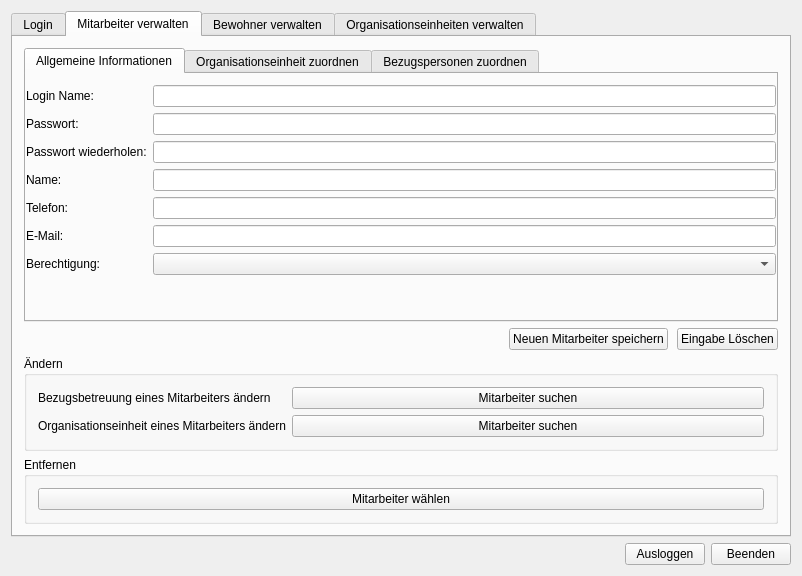
Before: the Qt Designer form AdminDialog/admindialog.ui in Robotregent/EBP, drawn with Qt 5.
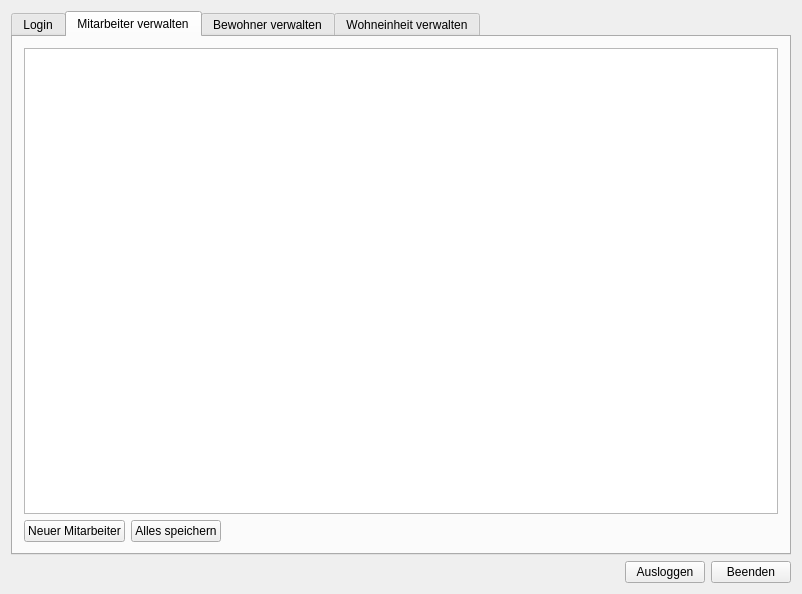
After: the same form once the commit is applied. The open tabs and pages were chosen to show the change. Icons and pictures are not drawn.

Commit message: AdminDialog auf zurück gesetzt. Neues Konzept: TabelViews für MA, BW und WE. Änderungen und Löscheungen können direkt in der jeweiligen Tabelle gemacht werden. Neue MA/BW/WE sollen über PoUps eingetragen werden.

```diff
--- a/AdminDialog/admindialog.ui
+++ b/AdminDialog/admindialog.ui
@@ -7,7 +7,7 @@
     <x>0</x>
     <y>0</y>
     <width>802</width>
-    <height>576</height>
+    <height>594</height>
    </rect>
   </property>
   <property name="windowTitle">
@@ -121,174 +121,26 @@
         <attribute name="title">
          <string>Mitarbeiter verwalten</string>
         </attribute>
-        <layout class="QVBoxLayout" name="verticalLayout_13" stretch="0,0,0,0">
+        <layout class="QVBoxLayout" name="verticalLayout_13" stretch="0,0">
          <item>
-          <widget class="QTabWidget" name="MAHinzufuegen">
-           <property name="currentIndex">
-            <number>2</number>
-           </property>
-           <widget class="QWidget" name="tab_MA_A">
-            <attribute name="title">
-             <string>Allgemeine Informationen</string>
-            </attribute>
-            <layout class="QVBoxLayout" name="verticalLayout_7" stretch="1">
-             <property name="spacing">
-              <number>0</number>
-             </property>
-             <property name="leftMargin">
-              <number>0</number>
-             </property>
-             <property name="rightMargin">
-              <number>0</number>
-             </property>
-             <item>
-              <layout class="QHBoxLayout" name="horizontalLayout_8">
-               <property name="spacing">
-                <number>9</number>
-               </property>
-               <item>
-                <layout class="QFormLayout" name="formLayout_3">
-                 <property name="fieldGrowthPolicy">
-                  <enum>QFormLayout::AllNonFixedFieldsGrow</enum>
-                 </property>
-                 <item row="0" column="0">
-                  <widget class="QLabel" name="loginNameLabel_2">
-                   <property name="text">
-                    <string>Login Name:</string>
-                   </property>
-                   <property name="buddy">
-                    <cstring>loginNameLineEdit_2</cstring>
-                   </property>
-                  </widget>
-                 </item>
-                 <item row="0" column="1">
-                  <widget class="QLineEdit" name="loginNameLineEdit_2"/>
-                 </item>
-                 <item row="1" column="0">
-                  <widget class="QLabel" name="passwortLabel_2">
-                   <property name="text">
-                    <string>Passwort:</string>
-                   </property>
-                   <property name="buddy">
-                    <cstring>passwortLineEdit_2</cstring>
-                   </property>
-                  </widget>
-                 </item>
-                 <item row="1" column="1">
-                  <widget class="QLineEdit" name="passwortLineEdit_2"/>
-                 </item>
-                 <item row="2" column="0">
-                  <widget class="QLabel" name="passwortWiederholenLabel">
-                   <property name="text">
-                    <string>Passwort wiederholen:</string>
-                   </property>
-                   <property name="buddy">
-                    <cstring>passwortWiederholenLineEdit</cstring>
-                   </property>
-                  </widget>
-                 </item>
-                 <item row="2" column="1">
-                  <widget class="QLineEdit" name="passwortWiederholenLineEdit"/>
-                 </item>
-                 <item row="3" column="0">
-                  <widget class="QLabel" name="nameLabel">
-                   <property name="text">
-                    <string>Name:</string>
-                   </property>
-                   <property name="buddy">
-                    <cstring>nameLineEdit</cstring>
-                   </property>
-                  </widget>
-                 </item>
-                 <item row="3" column="1">
-                  <widget class="QLineEdit" name="nameLineEdit"/>
-                 </item>
-                 <item row="4" column="0">
-                  <widget class="QLabel" name="telefonLabel">
-                   <property name="text">
-                    <string>Telefon:</string>
-                   </property>
-                   <property name="buddy">
-                    <cstring>telefonLineEdit</cstring>
-                   </property>
-                  </widget>
-                 </item>
-                 <item row="4" column="1">
-                  <widget class="QLineEdit" name="telefonLineEdit"/>
-                 </item>
-                 <item row="5" column="0">
-                  <widget class="QLabel" name="eMailLabel">
-                   <property name="text">
-                    <string>E-Mail:</string>
-                   </property>
-                   <property name="buddy">
-                    <cstring>eMailLineEdit</cstring>
-                   </property>
-                  </widget>
-                 </item>
-                 <item row="5" column="1">
-                  <widget class="QLineEdit" name="eMailLineEdit"/>
-                 </item>
-                 <item row="6" column="0">
-                  <widget class="QLabel" name="berechtigungLabel">
-                   <property name="text">
-                    <string>Berechtigung:</string>
-                   </property>
-                   <property name="buddy">
-                    <cstring>berechtigungComboBox</cstring>
-                   </property>
-                  </widget>
-                 </item>
-                 <item row="6" column="1">
-                  <widget class="QComboBox" name="berechtigungComboBox"/>
-                 </item>
-                </layout>
-               </item>
-              </layout>
-             </item>
-            </layout>
-           </widget>
-           <widget class="QWidget" name="tab_MA_O">
-            <attribute name="title">
-             <string>Organisationseinheit zuordnen</string>
-            </attribute>
-            <layout class="QVBoxLayout" name="verticalLayout_4">
-             <item>
-              <widget class="QLabel" name="label">
-               <property name="text">
-                <string>Ordnen Sie  Wohngruppen / Wohnheime / Wohnerbund dem neuen Mitarbeiter zu</string>
-               </property>
-              </widget>
-             </item>
-             <item>
-              <widget class="QListWidget" name="O_list"/>
-             </item>
-            </layout>
-           </widget>
-           <widget class="QWidget" name="tab_MA_B">
-            <attribute name="title">
-             <string>Bezugspersonen zuordnen</string>
-            </attribute>
-            <layout class="QVBoxLayout" name="verticalLayout_5">
-             <item>
-              <widget class="QLabel" name="label_2">
-               <property name="text">
-                <string>Ordnen Sie dem neuen Mitarbeiter die Bezugspersonen zu</string>
-               </property>
-              </widget>
-             </item>
-             <item>
-              <widget class="QListWidget" name="B_list"/>
-             </item>
-            </layout>
-           </widget>
-          </widget>
+          <widget class="QTableView" name="MAView"/>
          </item>
          <item>
-          <layout class="QHBoxLayout" name="horizontalLayout_9">
-           <property name="spacing">
-            <number>9</number>
-           </property>
+          <layout class="QHBoxLayout" name="horizontalLayout_4">
+           <item>
+            <widget class="QPushButton" name="ButtonNeuerMA">
+             <property name="text">
+              <string>Neuer Mitarbeiter</string>
+             </property>
+            </widget>
+           </item>
+           <item>
+            <widget class="QPushButton" name="ButtonMASpeichern">
+             <property name="text">
+              <string>Alles speichern</string>
+             </property>
+            </widget>
+           </item>
            <item>
             <spacer name="horizontalSpacer_2">
              <property name="orientation">
@@ -302,91 +154,8 @@
              </property>
             </spacer>
            </item>
-           <item>
-            <widget class="QPushButton" name="button_MA_speichern">
-             <property name="text">
-              <string>Neuen Mitarbeiter speichern</string>
-             </property>
-            </widget>
-           </item>
-           <item>
-            <widget class="QPushButton" name="button_MA_eingabeloeschen">
-             <property name="text">
-              <string>Eingabe Löschen</string>
-             </property>
-            </widget>
-           </item>
           </layout>
          </item>
-         <item>
-          <widget class="QGroupBox" name="groupBox_3">
-           <property name="title">
-            <string>Ändern</string>
-           </property>
-           <layout class="QFormLayout" name="formLayout_4">
-            <item row="0" column="0">
-             <widget class="QLabel" name="label_3">
-              <property name="text">
-               <string>Bezugsbetreuung eines Mitarbeiters ändern</string>
-              </property>
-              <property name="buddy">
-               <cstring>pushButton</cstring>
-              </property>
-             </widget>
-            </item>
-            <item row="0" column="1">
-             <widget class="QPushButton" name="pushButton">
-              <property name="text">
-               <string>Mitarbeiter suchen</string>
-              </property>
-              <property name="icon">
-               <iconset>
-                <normalon>../drk_client/lupe.png</normalon>
-               </iconset>
-              </property>
-             </widget>
-            </item>
-            <item row="1" column="0">
-             <widget class="QLabel" name="label_4">
-              <property name="text">
-               <string>Organisationseinheit eines Mitarbeiters ändern</string>
-              </property>
-              <property name="buddy">
-               <cstring>pushButton_2</cstring>
-              </property>
-             </widget>
-            </item>
-            <item row="1" column="1">
-             <widget class="QPushButton" name="pushButton_2">
-              <property name="text">
-               <string>Mitarbeiter suchen</string>
-              </property>
-              <property name="icon">
-               <iconset>
-                <normalon>../drk_client/lupe.png</normalon>
-               </iconset>
-              </property>
-             </widget>
-            </item>
-           </layout>
-          </widget>
-         </item>
-         <item>
-          <widget class="QGroupBox" name="MAEnfernen">
-           <property name="title">
-            <string>Entfernen</string>
-           </property>
-           <layout class="QHBoxLayout" name="horizontalLayout_4">
-            <item>
-             <widget class="QPushButton" name="button_MA_suchen">
-              <property name="text">
-               <string>Mitarbeiter wählen</string>
-              </property>
-             </widget>
-            </item>
-           </layout>
-          </widget>
-         </item>
         </layout>
        </widget>
        <widget class="QWidget" name="tab_Bewohner">
@@ -464,26 +233,41 @@
           </widget>
          </item>
          <item>
-          <widget class="QGroupBox" name="BEntfernen">
-           <property name="title">
-            <string>Entfernen</string>
-           </property>
-           <layout class="QVBoxLayout" name="verticalLayout_12">
-            <item>
-             <widget class="QPushButton" name="button_B_waelen">
-              <property name="text">
-               <string>Bewohner wählen</string>
-              </property>
-             </widget>
-            </item>
-           </layout>
-          </widget>
+          <layout class="QHBoxLayout" name="horizontalLayout_7">
+           <item>
+            <widget class="QPushButton" name="ButtonNeueBewohner">
+             <property name="text">
+              <string>Neuer Bewohner</string>
+             </property>
+            </widget>
+           </item>
+           <item>
+            <widget class="QPushButton" name="pushButton">
+             <property name="text">
+              <string>Alles speichern</string>
+             </property>
+            </widget>
+           </item>
+           <item>
+            <spacer name="horizontalSpacer_3">
+             <property name="orientation">
+              <enum>Qt::Horizontal</enum>
+             </property>
+             <property name="sizeHint" stdset="0">
+              <size>
+               <width>40</width>
+               <height>20</height>
+              </size>
+             </property>
+            </spacer>
+           </item>
+          </layout>
          </item>
         </layout>
        </widget>
        <widget class="QWidget" name="tab_Organisationseinheiten">
         <attribute name="title">
-         <string>Organisationseinheiten verwalten</string>
+         <string>Wohneinheit verwalten</string>
         </attribute>
         <layout class="QVBoxLayout" name="verticalLayout_2" stretch="1,0">
          <item>
```
Left out of the diff: 263 changed lines with no effect on the pictures. The commit also changes 2 other files.
